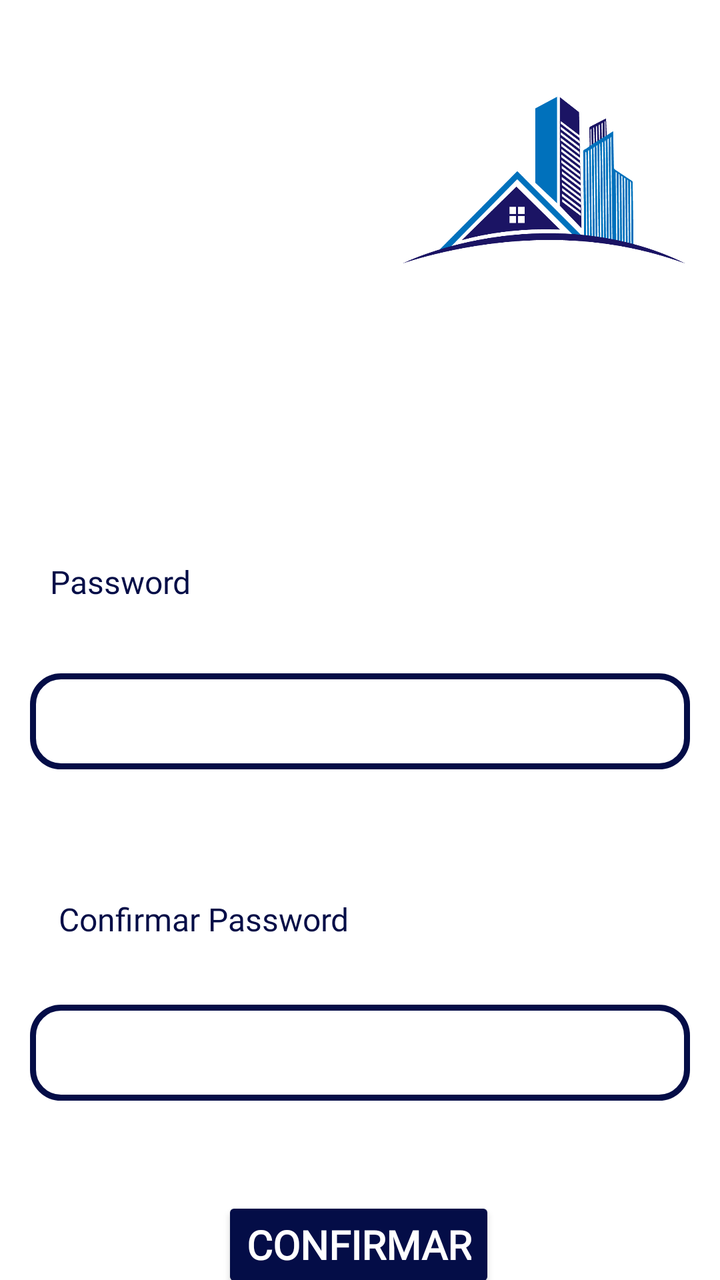
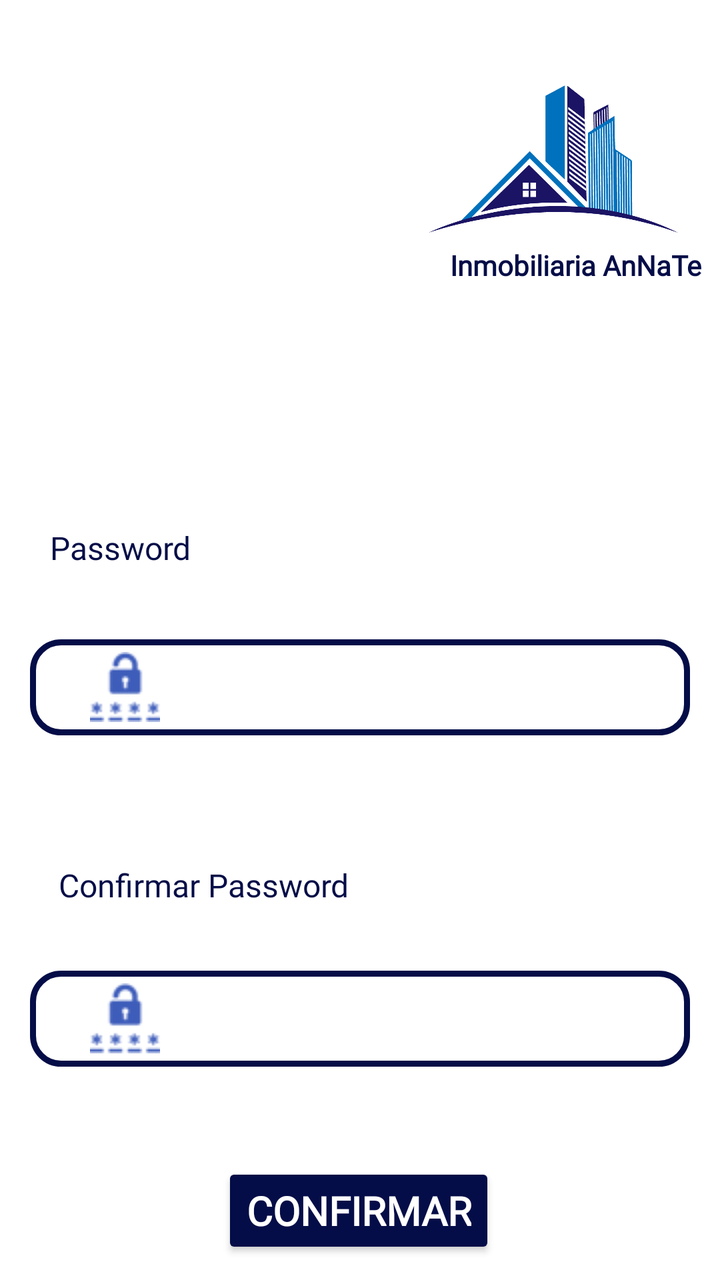

An Android layout rendered at two revisions. The XML below is the earlier revision; the diff shows what the commit changed to produce the second picture.
<!-- AndroidManifest.xml: activity theme Theme.AppInmobiliaria.NoActionBar -->
<!-- res/layout/activity_restablecer_pass.xml -->
<?xml version="1.0" encoding="utf-8"?>
<androidx.constraintlayout.widget.ConstraintLayout xmlns:android="http://schemas.android.com/apk/res/android"
    xmlns:app="http://schemas.android.com/apk/res-auto"
    xmlns:tools="http://schemas.android.com/tools"
    android:id="@+id/main"
    android:layout_width="match_parent"
    android:layout_height="match_parent"
    tools:context=".RestablecerPassActivity"
    android:background="@android:color/white">


        <ImageView
            android:id="@+id/imageView3"
            android:layout_width="176dp"
            android:layout_height="172dp"
            android:layout_marginTop="4dp"
            android:src="@drawable/logo_inmo"
            app:layout_constraintEnd_toEndOf="parent"
            app:layout_constraintHorizontal_bias="1.0"
            app:layout_constraintStart_toStartOf="parent"
            app:layout_constraintTop_toTopOf="parent" />

        <TextView
            android:id="@+id/textView7"
            android:layout_width="wrap_content"
            android:layout_height="wrap_content"
            android:layout_marginStart="25dp"
            android:layout_marginTop="104dp"
            android:layout_marginBottom="10dp"
            android:fontFamily="@font/aclonica"
            android:text="Password"
            android:textColor="#040D47"
            android:textSize="16sp"
            app:layout_constraintEnd_toEndOf="parent"
            app:layout_constraintHorizontal_bias="0.0"
            app:layout_constraintStart_toStartOf="parent"
            app:layout_constraintTop_toBottomOf="@+id/imageView3" />

        <EditText
            android:id="@+id/etPassR1"
            android:layout_width="match_parent"
            android:layout_height="48dp"
            android:layout_marginStart="15dp"
            android:layout_marginTop="35dp"
            android:layout_marginEnd="15dp"
            android:backgroundTint="#040D47"
            android:ems="10"
            android:inputType="textWebPassword"
            android:background="@drawable/edit_text"
            android:textAlignment="center"
            android:textColor="#040D47"
            android:textSize="20sp"
            app:layout_constraintEnd_toEndOf="parent"
            app:layout_constraintHorizontal_bias="0.0"
            app:layout_constraintStart_toStartOf="parent"
            app:layout_constraintTop_toBottomOf="@+id/textView7" />

        <TextView
            android:id="@+id/textView8"
            android:layout_width="wrap_content"
            android:layout_height="wrap_content"
            android:layout_marginStart="25dp"
            android:layout_marginBottom="10dp"
            android:layout_marginTop="64dp"
            android:fontFamily="@font/aclonica"
            android:text="Confirmar Password"
            android:textColor="#040D47"
            android:textSize="16sp"
            app:layout_constraintEnd_toEndOf="parent"
            app:layout_constraintHorizontal_bias="0.023"
            app:layout_constraintStart_toStartOf="parent"
            app:layout_constraintTop_toBottomOf="@+id/etPassR1" />

    <EditText
        android:id="@+id/etPassR2"
        android:layout_width="match_parent"
        android:layout_height="48dp"
        android:layout_marginStart="15dp"
        android:layout_marginTop="32dp"
        android:layout_marginEnd="15dp"
        android:background="@drawable/edit_text"
        android:backgroundTint="#040D47"
        android:ems="10"
        android:inputType="textWebPassword"
        android:textAlignment="center"
        android:textColor="#040D47"
        android:textSize="20sp"
        app:layout_constraintEnd_toEndOf="parent"
        app:layout_constraintHorizontal_bias="1.0"
        app:layout_constraintStart_toStartOf="parent"
        app:layout_constraintTop_toBottomOf="@+id/textView8" />

    <Button
            android:id="@+id/btGuardarPass"
            android:layout_width="wrap_content"
            android:layout_height="wrap_content"
            android:layout_marginTop="48dp"
            android:backgroundTint="#040D47"
            android:fontFamily="@font/aclonica"
            android:text="Confirmar"
            android:textColor="@color/white"
            android:textSize="20sp"
            android:textStyle="bold"
            app:layout_constraintEnd_toEndOf="parent"
            app:layout_constraintHorizontal_bias="0.497"
            app:layout_constraintStart_toStartOf="parent"
            app:layout_constraintTop_toBottomOf="@+id/etPassR2" />

</androidx.constraintlayout.widget.ConstraintLayout>
<!-- resources referenced by this layout -->
<resources>
  <color name="white">#FFFFFFFF</color>
  <!-- drawable edit_text (drawable) -->
  <?xml version="1.0" encoding="utf-8"?>
      <shape xmlns:android="http://schemas.android.com/apk/res/android"
          android:shape="rectangle">
          <corners android:radius="14dp" /> 
      <solid android:color="@android:color/transparent"/>
      <stroke android:width="3dp" android:color="#040D47"/> 
      </shape>
  <!-- drawable logo_inmo: png bitmap (drawable, 30547 bytes) -->
  <style name="Theme.AppInmobiliaria.NoActionBar">
          <item name="windowActionBar">false</item>
          <item name="windowNoTitle">true</item>
      </style>
</resources>

<!-- the commit's change to res/layout/activity_restablecer_pass.xml (unified diff, before → after) -->
@@ -9,16 +9,32 @@
     android:background="@android:color/white">
 
 
-        <ImageView
-            android:id="@+id/imageView3"
-            android:layout_width="176dp"
-            android:layout_height="172dp"
-            android:layout_marginTop="4dp"
-            android:src="@drawable/logo_inmo"
-            app:layout_constraintEnd_toEndOf="parent"
-            app:layout_constraintHorizontal_bias="1.0"
-            app:layout_constraintStart_toStartOf="parent"
-            app:layout_constraintTop_toTopOf="parent" />
+    <ImageView
+        android:id="@+id/imageView3"
+        android:layout_width="152dp"
+        android:layout_height="159dp"
+        android:src="@drawable/logo_inmo"
+        app:layout_constraintEnd_toEndOf="parent"
+        app:layout_constraintHorizontal_bias="0.965"
+        app:layout_constraintStart_toStartOf="parent"
+        app:layout_constraintTop_toTopOf="parent" />
+
+    <TextView
+        android:id="@+id/textView2"
+        android:layout_width="wrap_content"
+        android:layout_height="wrap_content"
+        android:fontFamily="@font/aclonica"
+        android:text="Inmobiliaria AnNaTe"
+        android:textAlignment="center"
+        android:textColor="#040D47"
+        android:textSize="14sp"
+        android:textStyle="bold"
+        app:layout_constraintBottom_toBottomOf="@+id/imageView3"
+        app:layout_constraintEnd_toEndOf="parent"
+        app:layout_constraintHorizontal_bias="0.96"
+        app:layout_constraintStart_toStartOf="parent"
+        app:layout_constraintTop_toTopOf="parent"
+        app:layout_constraintVertical_bias="0.878" />
 
         <TextView
             android:id="@+id/textView7"
@@ -36,24 +52,28 @@
             app:layout_constraintStart_toStartOf="parent"
             app:layout_constraintTop_toBottomOf="@+id/imageView3" />
 
-        <EditText
-            android:id="@+id/etPassR1"
-            android:layout_width="match_parent"
-            android:layout_height="48dp"
-            android:layout_marginStart="15dp"
-            android:layout_marginTop="35dp"
-            android:layout_marginEnd="15dp"
-            android:backgroundTint="#040D47"
-            android:ems="10"
-            android:inputType="textWebPassword"
-            android:background="@drawable/edit_text"
-            android:textAlignment="center"
-            android:textColor="#040D47"
-            android:textSize="20sp"
-            app:layout_constraintEnd_toEndOf="parent"
-            app:layout_constraintHorizontal_bias="0.0"
-            app:layout_constraintStart_toStartOf="parent"
-            app:layout_constraintTop_toBottomOf="@+id/textView7" />
+    <EditText
+        android:id="@+id/etPassR1"
+        android:layout_width="match_parent"
+        android:layout_height="48dp"
+        android:layout_marginStart="15dp"
+        android:layout_marginTop="35dp"
+        android:layout_marginEnd="15dp"
+        android:background="@drawable/edit_text"
+        android:backgroundTint="#040D47"
+        android:drawableLeft="@drawable/contrasena"
+        android:drawablePadding="10dp"
+        android:drawableTint="#3E5DBA"
+        android:ems="10"
+        android:inputType="textWebPassword"
+        android:paddingStart="30dp"
+        android:textAlignment="textStart"
+        android:textColor="#040D47"
+        android:textSize="20sp"
+        app:layout_constraintEnd_toEndOf="parent"
+        app:layout_constraintHorizontal_bias="0.0"
+        app:layout_constraintStart_toStartOf="parent"
+        app:layout_constraintTop_toBottomOf="@+id/textView7" />
 
         <TextView
             android:id="@+id/textView8"
@@ -80,9 +100,13 @@
         android:layout_marginEnd="15dp"
         android:background="@drawable/edit_text"
         android:backgroundTint="#040D47"
+        android:drawableLeft="@drawable/contrasena"
+        android:drawablePadding="10dp"
+        android:drawableTint="#3E5DBA"
         android:ems="10"
         android:inputType="textWebPassword"
-        android:textAlignment="center"
+        android:paddingStart="30dp"
+        android:textAlignment="textStart"
         android:textColor="#040D47"
         android:textSize="20sp"
         app:layout_constraintEnd_toEndOf="parent"
<!-- resource entries referenced after the edit -->
@@ -1,6 +1,7 @@
 <!-- resources referenced by this layout -->
 <resources>
   <color name="white">#FFFFFFFF</color>
+  <!-- drawable contrasena: png bitmap (drawable, 996 bytes) -->
   <!-- drawable edit_text (drawable) -->
   <?xml version="1.0" encoding="utf-8"?>
       <shape xmlns:android="http://schemas.android.com/apk/res/android"
@@ -13,6 +14,8 @@
   <style name="Theme.AppInmobiliaria.NoActionBar">
           <item name="windowActionBar">false</item>
           <item name="windowNoTitle">true</item>
+          
+          <item name="colorControlActivated">#040D47</item>
       </style>
 </resources>
 
